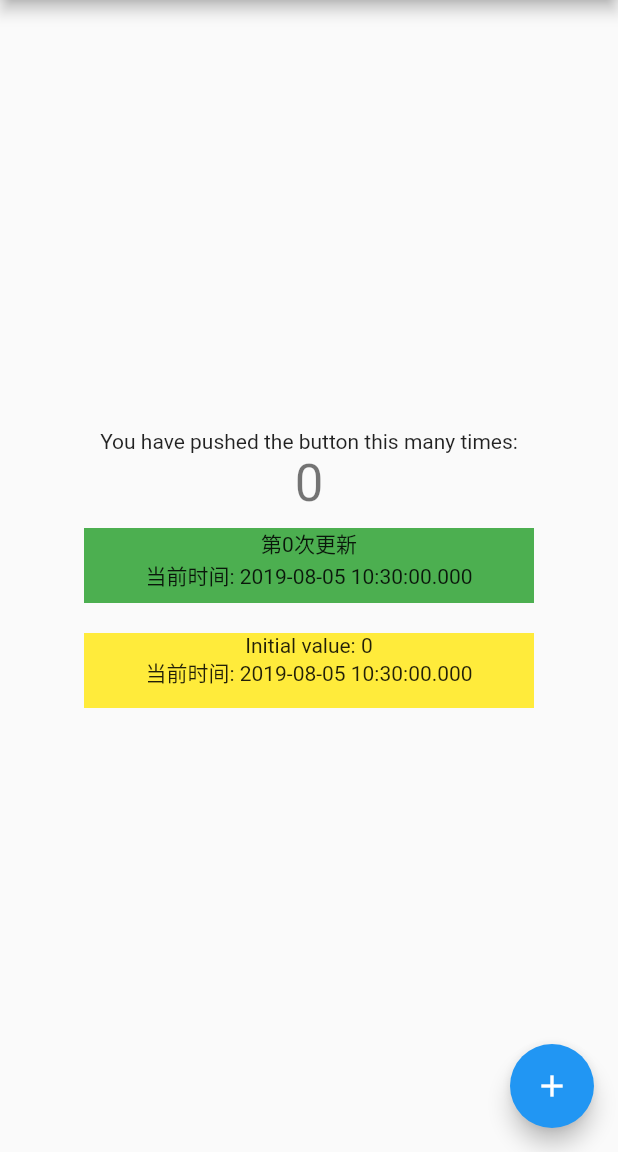
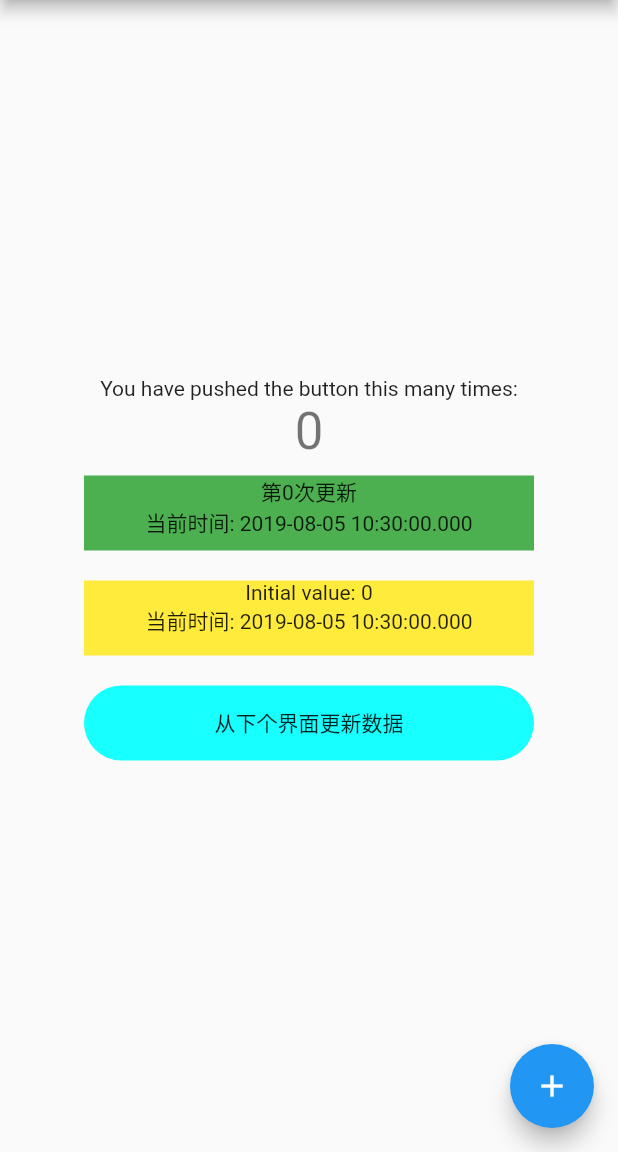
Before and after one commit to HOLDfoot/FlutterStateSample, a Flutter app: the screen it shows after launch, on a phone screen of 412 x 824 dp, the part 84-1236 px from its top. Run offline on Flutter 3.47's test engine with Material 2 defaults, Android fonts, the phone set to English and light mode, and no system bars.

```diff
--- a/lib/main.dart
+++ b/lib/main.dart
@@ -1,4 +1,5 @@
 import 'package:flutter/material.dart';
+import 'package:flutter_demo/provider_page.dart';
 //import 'package:package_info/package_info.dart';
 
 void main() => runApp(MyApp());
@@ -124,6 +125,20 @@ class _MyHomePageState extends State<MyHomePage> {
             ),
             InnerWidget(
               data: valueNotifierData,
+            ),
+            Container(
+              margin: EdgeInsets.all(10),
+              height: 50,
+              width: 300,
+              child: FlatButton(
+                  onPressed: () {
+                    Navigator.of(context).push(MaterialPageRoute(builder: (context) => ProviderPage()));
+                  },
+                  child: Text("从下个界面更新数据"),
+                color: Colors.cyanAccent,
+                shape: RoundedRectangleBorder(
+                    borderRadius: BorderRadius.all(Radius.circular(30))),
+              )
             )
           ],
         ),
```
Also changed, not shown: lib/provider_page.dart (added, +77 -0 lines).
